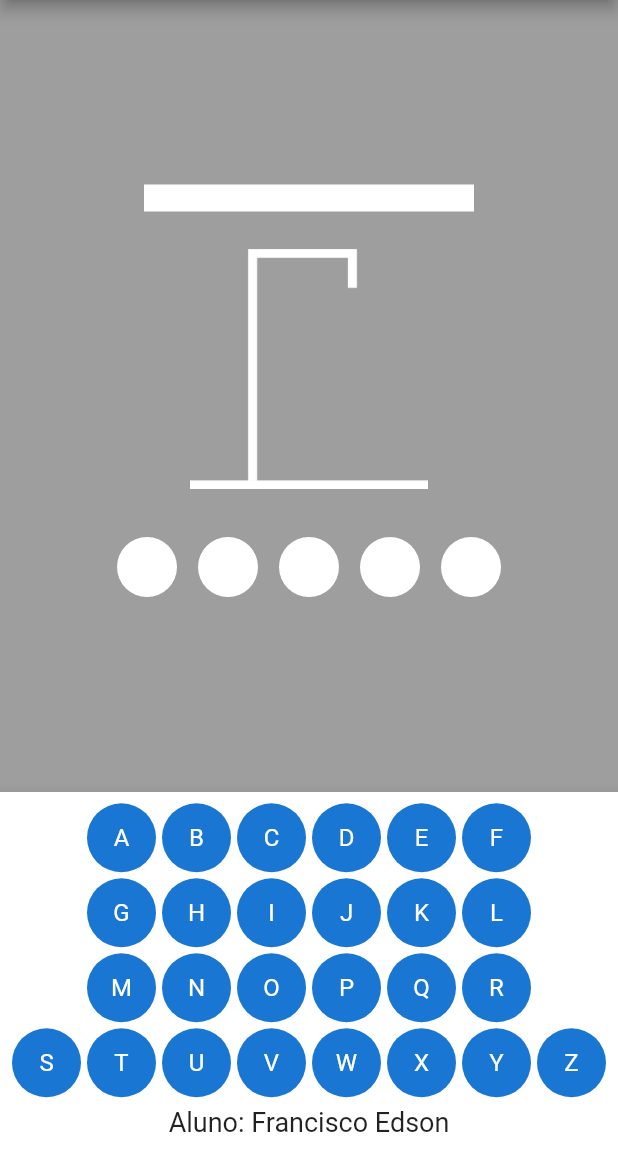
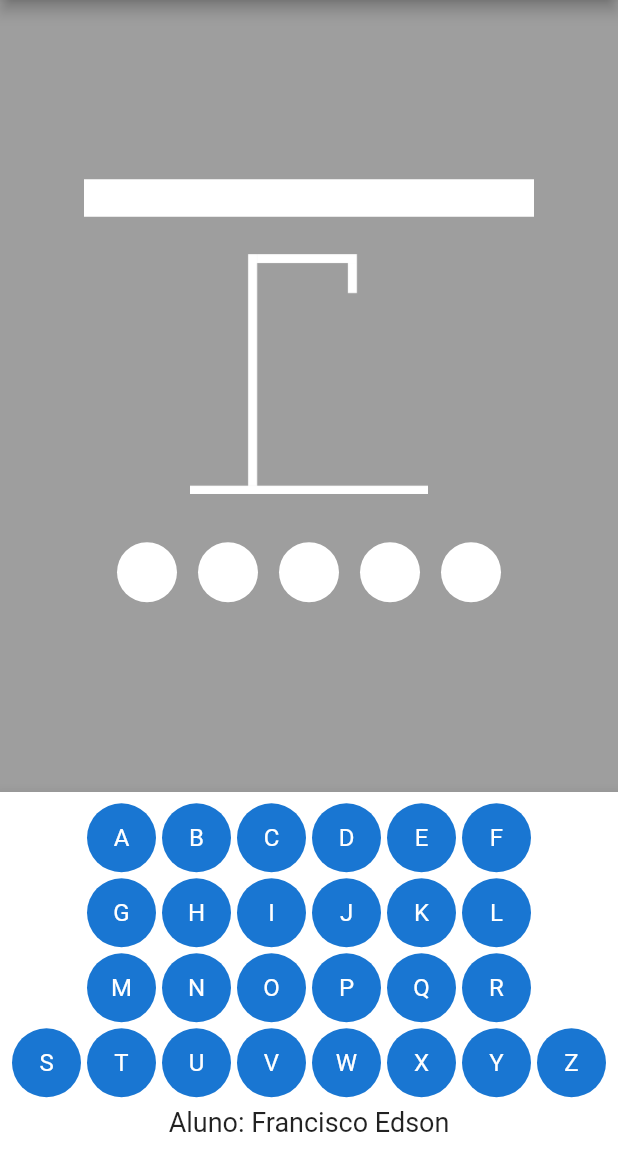
Before and after one commit to Edy010Reys/PROG4_AVAL1, a Flutter app: the screen it shows after launch, on a phone screen of 412 x 824 dp, the part 84-1236 px from its top. Run offline on Flutter 3.47's test engine with Material 2 defaults, Android fonts, the phone set to English and light mode, and no system bars; missing offline and left inert: flutter_exit_app, restart_app.

Commit message:
PROG4-AVAL1

```diff
--- a/hangman_game/lib/screens/screen_game.dart
+++ b/hangman_game/lib/screens/screen_game.dart
@@ -2,7 +2,7 @@ import 'package:flutter/material.dart';
 
 import '../utilities/word_secret.dart';
 
-import 'screen_restart.dart';
+import './screen_restart.dart';
 
 import '../utilities/words_and_tips.dart';
 
@@ -80,7 +80,7 @@ class _ScreenGameState extends State<ScreenGame> {
           _tip = 'A DICA É: ${_wordsAndTips.wordsAndTips[_wordChosen]}';
         });
       } else if (_pointsErrors == 6) {
-        _result = 'QUE PENA! VOCÊ PERDEU.';
+        String result = 'QUE PENA! VOCÊ PERDEU.';
         String answer = 'A RESPOSTA CORRETA ERA: $_wordChosen';
 
         Future.delayed(
@@ -90,7 +90,7 @@ class _ScreenGameState extends State<ScreenGame> {
               context,
               MaterialPageRoute(
                 builder: (context) => ScreenRestart(
-                  message: _result,
+                  message: result,
                   wordCorrect: answer,
                 ),
               ),
@@ -138,12 +138,15 @@ class _ScreenGameState extends State<ScreenGame> {
           mainAxisAlignment: MainAxisAlignment.center,
           children: [
             Container(
-              width: 220.0,
+              width: 300.0,
               decoration: const BoxDecoration(color: Colors.white),
               child: Padding(
                 padding: const EdgeInsets.all(1.0),
                 child: Center(
-                  child: Text(_tip),
+                  child: Text(
+                    _tip,
+                    style: const TextStyle(fontSize: 20.0),
+                  ),
                 ),
               ),
             ),
```
